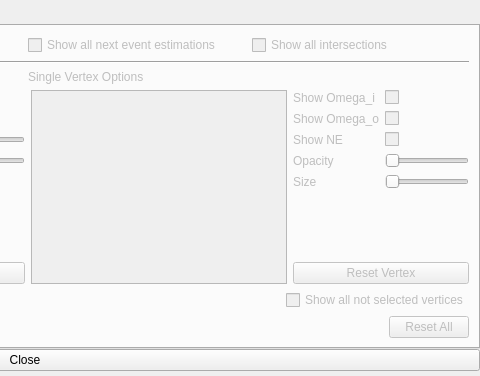
Before: the Qt Designer form View/ui/render_scene_options.ui in ckreisl/emca, drawn with Qt 5; both pictures show x 430 to 910 and y 0 to 376 of the 910 by 376 pixel window.
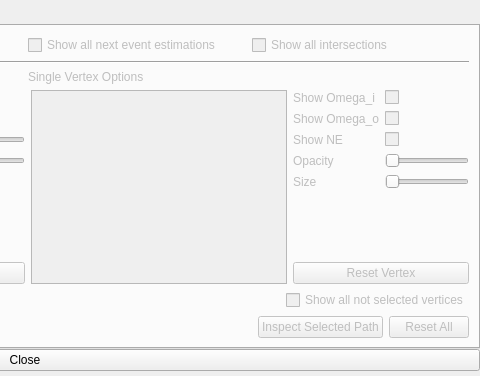
After: the same form once the commit is applied.

Commit message: Removed obsolete code, added path inspect button in scene options view

```diff
--- a/View/ui/render_scene_options.ui
+++ b/View/ui/render_scene_options.ui
@@ -424,6 +424,16 @@
            </property>
           </spacer>
          </item>
+         <item>
+          <widget class="QPushButton" name="pbInspectSelectedPath">
+           <property name="enabled">
+            <bool>false</bool>
+           </property>
+           <property name="text">
+            <string>Inspect Selected Path</string>
+           </property>
+          </widget>
+         </item>
          <item>
           <widget class="QPushButton" name="pbResetAll">
            <property name="enabled">
```
The commit also changes 6 other files.
